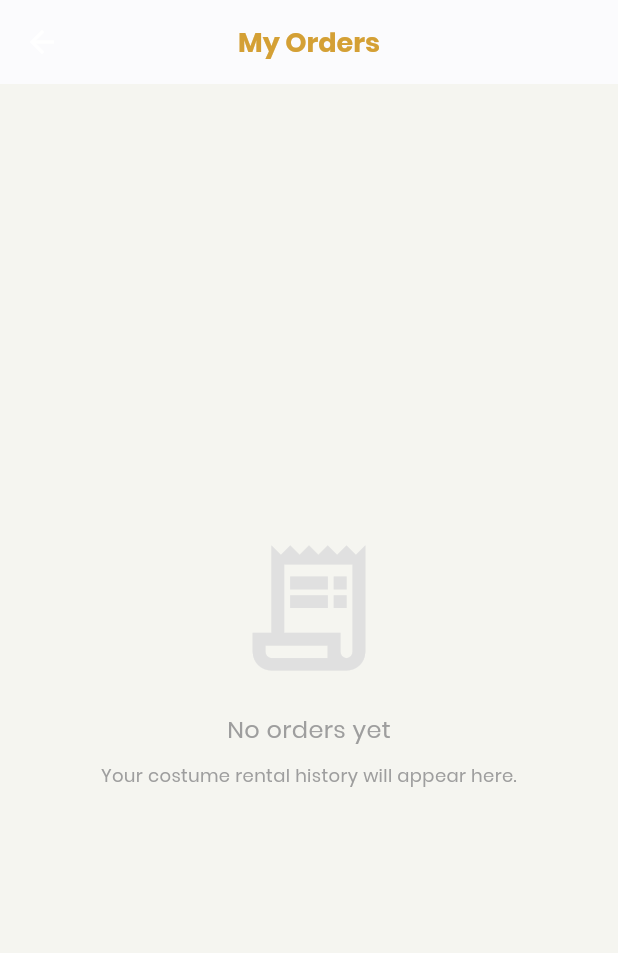
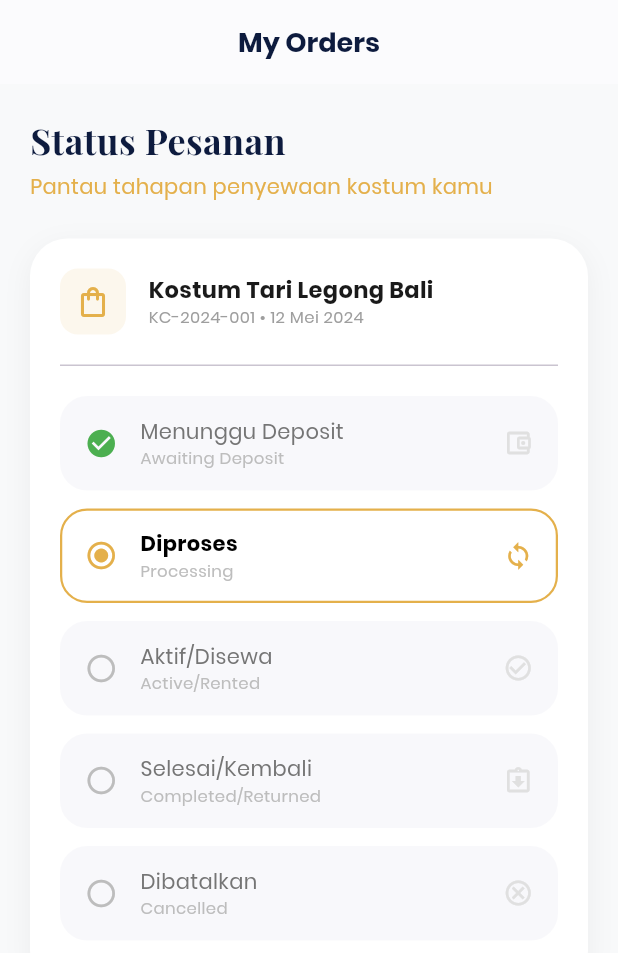
Before and after one commit to farinsevany-art/Penyewaan-Baju, a Flutter app: the OrdersPage screen opened directly, on a phone screen of 412 x 824 dp. Shown: the top 953 px of the screen. Run offline on Flutter 3.47's test engine with Material 3 defaults, Android fonts, the phone set to English and light mode, and no system bars; our stand-ins replace fl_chart, shared_preferences; accounts and stored records are empty; network calls fail.

Commit message:
Selesai memperbaiki konflik dan integrasi Search dengan OrdersPage

```diff
--- a/lib/features/customer/screens/home_page.dart
+++ b/lib/features/customer/screens/home_page.dart
@@ -24,17 +24,12 @@ class _CustomerHomePageState extends State<CustomerHomePage> {
 
   @override
   Widget build(BuildContext context) {
-    // List halaman untuk navigasi bawah
+    // List halaman untuk navigasi bawah - Konflik sudah dibersihkan
     final List<Widget> pages = [
       HomeContent(costumes: allCostumes),
       const WishlistPage(),
-<<<<<<< HEAD
-      const CartPage(),
-      const SearchPage(),
-=======
-      const Center(child: Text("Cart Page", style: TextStyle(fontFamily: 'Poppins'))),
-      const OrdersPage(), // Pengganti SearchPage
->>>>>>> 2592796 (orders)
+      const CartPage(), // Menggunakan CartPage asli
+      const OrdersPage(), // Menggunakan OrdersPage baru sebagai pengganti SearchPage
       const ProfilePage(),
     ];
 
@@ -190,6 +185,7 @@ class _HomeContentState extends State<HomeContent> {
         textInputAction: TextInputAction.search,
         onSubmitted: (value) {
           if (value.isNotEmpty) {
+            // Navigasi ke halaman pencarian/orders dengan parameter
             Navigator.push(context, MaterialPageRoute(builder: (context) => OrdersPage(orderId: value)));
           }
         },
@@ -271,40 +267,6 @@ class _HomeContentState extends State<HomeContent> {
   }
 }
 
-// --- ORDERS PAGE SECTION ---
-class OrdersPage extends StatelessWidget {
-  final String? orderId;
-
-  const OrdersPage({super.key, this.orderId});
-
-  @override
-  Widget build(BuildContext context) {
-    return Scaffold(
-      appBar: AppBar(
-        title: const Text("My Orders", style: TextStyle(fontFamily: 'Poppins', fontWeight: FontWeight.bold, fontSize: 18)),
-        centerTitle: true,
-        backgroundColor: Colors.white,
-        foregroundColor: const Color(0xFF0D1B3E),
-        elevation: 0.5,
-      ),
-      body: Center(
-        child: Column(
-          mainAxisAlignment: MainAxisAlignment.center,
-          children: [
-            Icon(Icons.receipt_long_outlined, size: 100, color: Colors.grey[300]),
-            const SizedBox(height: 20),
-            const Text("No orders yet", style: TextStyle(fontFamily: 'Poppins', fontSize: 16, color: Colors.grey)),
-            const SizedBox(height: 10),
-            const Text("Your costume rental history will appear here.",
-              textAlign: TextAlign.center,
-              style: TextStyle(fontFamily: 'Poppins', fontSize: 12, color: Colors.grey)),
-          ],
-        ),
-      ),
-    );
-  }
-}
-
 // --- CUSTOM CLIPPER ---
 class MyHeaderClipper extends CustomClipper<Path> {
   @override
--- a/lib/features/customer/screens/orders_page.dart
+++ b/lib/features/customer/screens/orders_page.dart
@@ -1,10 +1,11 @@
 import 'package:flutter/material.dart';
 
-// Catatan: Jika kamu punya model data pesanan nantinya, import di sini.
-// Contoh: import '../../../data/models/order_model.dart';
+class OrdersPage extends StatefulWidget {
+  // 1. Tambahkan variabel untuk menerima kiriman data dari Search Bar
+  final String? orderId;
 
-class OrdersPage extends StatefulWidget {
-  const OrdersPage({super.key});
+  // 2. Masukkan ke dalam constructor
+  const OrdersPage({super.key, this.orderId});
 
   @override
   State<OrdersPage> createState() => _OrdersPageState();
@@ -20,9 +21,10 @@ class _OrdersPageState extends State<OrdersPage> {
     return Scaffold(
       backgroundColor: const Color(0xFFF8F9FA),
       appBar: AppBar(
-        title: const Text(
-          "My Orders",
-          style: TextStyle(
+        title: Text(
+          // 3. Judul dinamis: Jika sedang mencari, tampilkan ID-nya
+          widget.orderId != null ? "Search: ${widget.orderId}" : "My Orders",
+          style: const TextStyle(
             fontFamily: 'Poppins',
             fontWeight: FontWeight.bold,
             fontSize: 18,
@@ -32,16 +34,16 @@ class _OrdersPageState extends State<OrdersPage> {
         centerTitle: true,
         backgroundColor: Colors.white,
         elevation: 0.5,
-        automaticallyImplyLeading: false, // Menghilangkan tombol back jika ini tab navigator
+        automaticallyImplyLeading: widget.orderId != null, // Tampilkan tombol back hanya jika hasil pencarian
       ),
       body: SingleChildScrollView(
         padding: const EdgeInsets.all(20),
         child: Column(
           crossAxisAlignment: CrossAxisAlignment.start,
           children: [
-            const Text(
-              "Status Pesanan",
-              style: TextStyle(
+            Text(
+              widget.orderId != null ? "Hasil Pencarian" : "Status Pesanan",
+              style: const TextStyle(
                 fontFamily: 'PlayfairDisplay',
                 fontSize: 24,
                 fontWeight: FontWeight.bold,
@@ -49,9 +51,11 @@ class _OrdersPageState extends State<OrdersPage> {
               ),
             ),
             const SizedBox(height: 4),
-            const Text(
-              "Pantau tahapan penyewaan kostum kamu",
-              style: TextStyle(
+            Text(
+              widget.orderId != null
+                ? "Menampilkan detail pesanan untuk ID: ${widget.orderId}"
+                : "Pantau tahapan penyewaan kostum kamu",
+              style: const TextStyle(
                 fontFamily: 'Poppins',
                 fontSize: 14,
                 color: Color(0xFFE4B04B)
@@ -59,11 +63,11 @@ class _OrdersPageState extends State<OrdersPage> {
             ),
             const SizedBox(height: 25),
 
-            // Kartu Pesanan
+            // Kartu Pesanan (Data ID diambil dari widget.orderId jika tersedia)
             _buildOrderCard(
               context,
               costumeName: "Kostum Tari Legong Bali",
-              orderId: "KC-2024-001",
+              orderId: widget.orderId ?? "KC-2024-001",
               date: "12 Mei 2024",
             ),
           ],
@@ -72,6 +76,7 @@ class _OrdersPageState extends State<OrdersPage> {
     );
   }
 
+  // --- Widget helper tetap sama seperti sebelumnya ---
   Widget _buildOrderCard(
     BuildContext context, {
     required String costumeName,
@@ -94,7 +99,6 @@ class _OrdersPageState extends State<OrdersPage> {
       ),
       child: Column(
         children: [
-          // Header Kartu
           Row(
             children: [
               Container(
@@ -136,7 +140,6 @@ class _OrdersPageState extends State<OrdersPage> {
             child: Divider(thickness: 1, height: 1),
           ),
 
-          // LIST STATUS (Sesuai urutan gambar Admin yang kamu kirim)
           _statusStep("Menunggu Deposit", "Awaiting Deposit", Icons.account_balance_wallet_outlined, 0),
           _statusStep("Diproses", "Processing", Icons.sync, 1),
           _statusStep("Aktif/Disewa", "Active/Rented", Icons.check_circle_outline, 2),
@@ -148,9 +151,7 @@ class _OrdersPageState extends State<OrdersPage> {
   }
 
   Widget _statusStep(String title, String subtitle, IconData icon, int index) {
-    // Logika warna: jika index ini sama dengan currentStatusIndex, maka aktif (kuning)
     bool isActive = currentStatusIndex == index;
-    // Logika warna: jika index sudah lewat (sudah selesai), bisa diberi warna hijau atau tetap abu
     bool isPast = currentStatusIndex > index && currentStatusIndex != 4;
 
     return Padding(
@@ -167,14 +168,12 @@ class _OrdersPageState extends State<OrdersPage> {
         ),
         child: Row(
           children: [
-            // Icon Radio (Sesuai Gambar)
             Icon(
               isActive ? Icons.radio_button_checked : (isPast ? Icons.check_circle : Icons.radio_button_off),
               color: isActive ? const Color(0xFFE4B04B) : (isPast ? Colors.green : Colors.grey[400]),
               size: 22,
             ),
             const SizedBox(width: 15),
-            // Teks Status
             Expanded(
               child: Column(
                 crossAxisAlignment: CrossAxisAlignment.start,
@@ -199,7 +198,6 @@ class _OrdersPageState extends State<OrdersPage> {
                 ],
               ),
             ),
-            // Icon Kanan (Sesuai Gambar)
             Icon(
               icon,
               color: isActive ? const Color(0xFFE4B04B) : Colors.grey[300],
```
